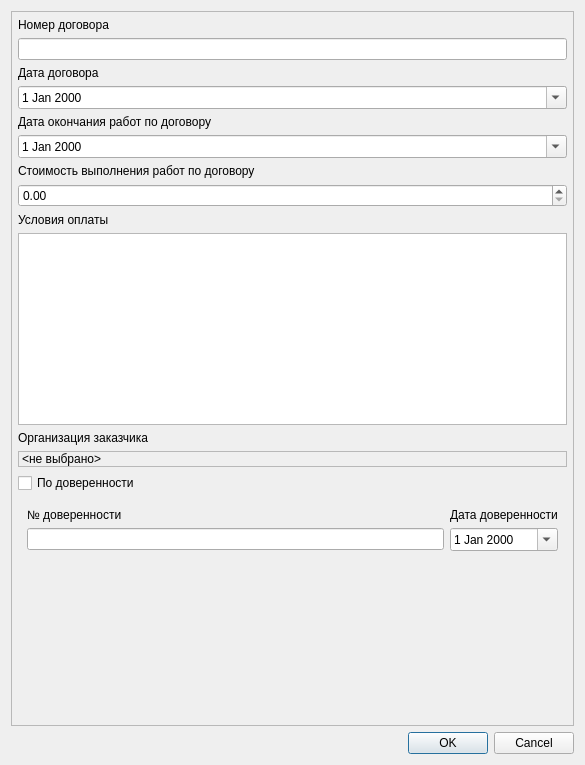
First picture: the form in ui/contracts/contract_form.ui, repository bakatrouble/elevators, before the edit.
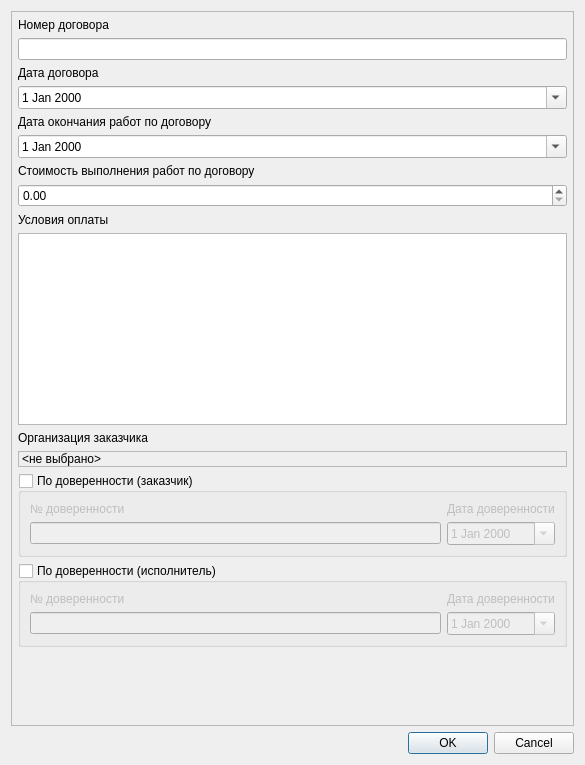
Second picture: the form after the edit.

```diff
--- a/ui/contracts/contract_form.ui
+++ b/ui/contracts/contract_form.ui
@@ -142,15 +142,17 @@
         </widget>
        </item>
        <item>
-        <widget class="QCheckBox" name="chkPOA">
-         <property name="text">
-          <string>По доверенности</string>
+        <widget class="QGroupBox" name="chkPOAClient">
+         <property name="title">
+          <string>По доверенности (заказчик)</string>
          </property>
-        </widget>
-       </item>
-       <item>
-        <widget class="QWidget" name="wdgPOA" native="true">
-         <layout class="QGridLayout" name="gridLayout">
+         <property name="checkable">
+          <bool>true</bool>
+         </property>
+         <property name="checked">
+          <bool>false</bool>
+         </property>
+         <layout class="QGridLayout" name="gridLayout_2">
           <item row="0" column="1">
            <widget class="QLabel" name="label_9">
             <property name="text">
@@ -158,6 +160,13 @@
             </property>
            </widget>
           </item>
+          <item row="3" column="1">
+           <widget class="QDateEdit" name="edtPOAClientDate">
+            <property name="calendarPopup">
+             <bool>true</bool>
+            </property>
+           </widget>
+          </item>
           <item row="0" column="0">
            <widget class="QLabel" name="label_10">
             <property name="text">
@@ -165,6 +174,38 @@
             </property>
            </widget>
           </item>
+          <item row="3" column="0">
+           <widget class="QLineEdit" name="edtPOAClientNumber"/>
+          </item>
+         </layout>
+        </widget>
+       </item>
+       <item>
+        <widget class="QGroupBox" name="chkPOAContractor">
+         <property name="title">
+          <string>По доверенности (исполнитель)</string>
+         </property>
+         <property name="checkable">
+          <bool>true</bool>
+         </property>
+         <property name="checked">
+          <bool>false</bool>
+         </property>
+         <layout class="QGridLayout" name="gridLayout">
+          <item row="0" column="0">
+           <widget class="QLabel" name="label_11">
+            <property name="text">
+             <string>№ доверенности</string>
+            </property>
+           </widget>
+          </item>
+          <item row="0" column="1">
+           <widget class="QLabel" name="label_12">
+            <property name="text">
+             <string>Дата доверенности</string>
+            </property>
+           </widget>
+          </item>
           <item row="1" column="0">
            <widget class="QLineEdit" name="edtPOANumber"/>
           </item>
```
Left out of the diff: 20 changed lines with no effect on the pictures.
